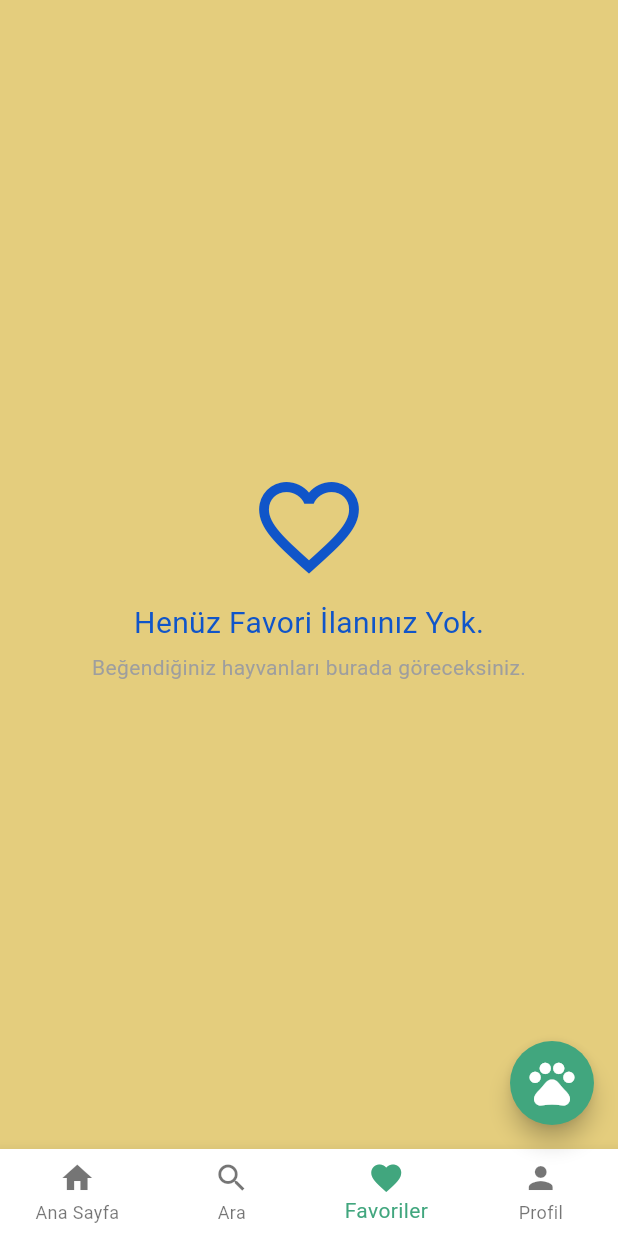
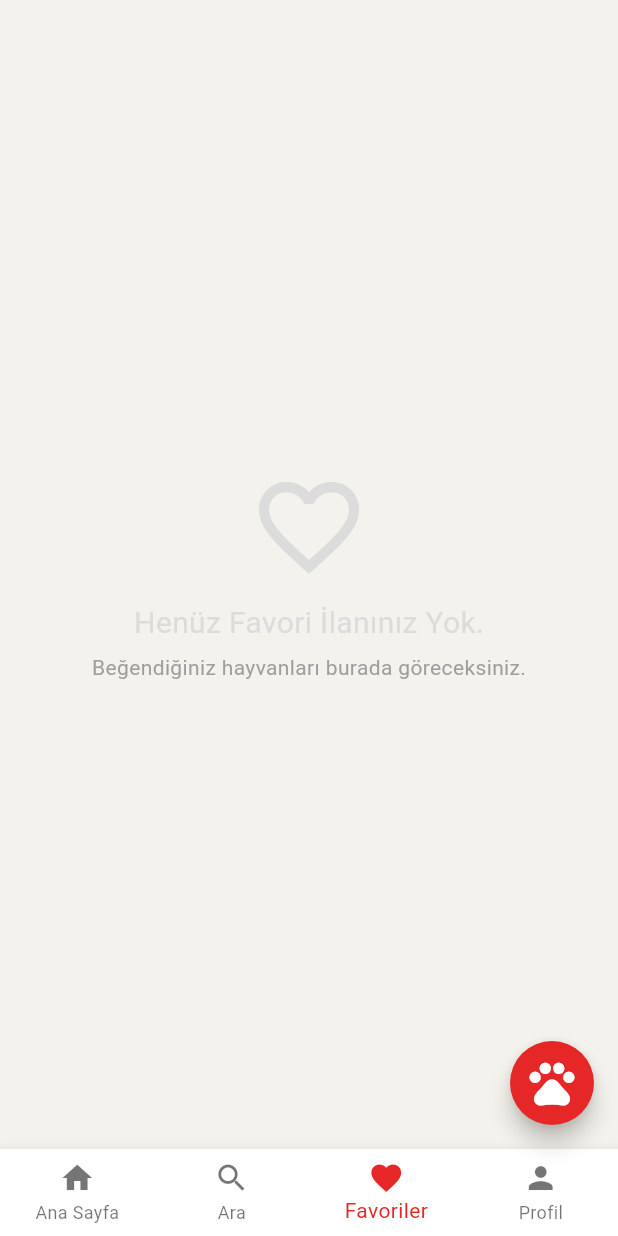
Before and after one commit to acardeniz/sahiplendirmeApp, a Flutter app: the screen it shows after launch, item 3 of the bottom bar chosen, on a phone screen of 412 x 824 dp. Run offline on Flutter 3.47's test engine with Material 3 defaults, Android fonts, the phone set to English and light mode, and no system bars; our stand-ins replace carousel_slider, image_picker, shared_preferences; network calls fail.

Commit message:
colors changed

```diff
--- a/lib/constants.dart
+++ b/lib/constants.dart
@@ -1,27 +1,10 @@
-// lib/constants.dart
-
 import 'package:flutter/material.dart';
 
-// AYDINLIK TEMA RENKLERİ (Güven ve Doğa Tonları)
-const Color primaryColor = Color(0xFF41A67E); // Sakin Yeşil (ANA Vurgu)
-const Color secondaryColor = Color(
-  0xFF05339C,
-); // Derin Gece Mavisi (AppBar, Güven)
-const Color lightBackgroundColor = Color.fromARGB(
-  255,
-  228,
-  205,
-  125,
-); // Hafif Açık Gri (Scaffold BG)
-const Color lightGreyColor = Color(
-  0xFF1055C9,
-); // Canlı Mavi (Detaylar, Sınırlar)
+const Color primaryColor = Color(0xFFE62727);
+const Color secondaryColor = Color(0xFF1E93AB);
+const Color lightBackgroundColor = Color(0xFFF3F2EC);
+const Color lightGreyColor = Color(0xFFDCDCDC);
 
-// KARANLIK TEMA RENKLERİ
-const Color darkPrimaryColor = Color(
-  0xFFE5C95F,
-); // Altın Sarısı (Karanlık Vurgu)
-const Color darkSecondaryColor = Color(
-  0xFF05339C,
-); // Derin Gece Mavisi (Karanlık App Bar)
-const Color darkBackgroundColor = Color(0xFF1C1C1C); // Koyu Gri (Karanlık BG)
+const Color darkPrimaryColor = Color(0xFFE62727);
+const Color darkSecondaryColor = Color(0xFF1E93AB);
+const Color darkBackgroundColor = Color(0xFF121212);
```
